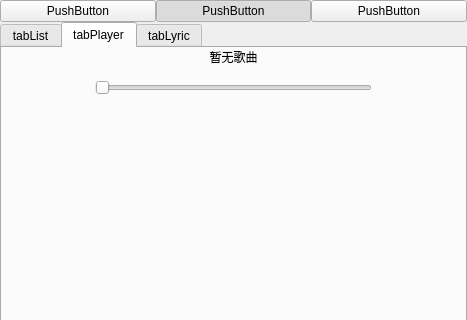
The window that OnePlayer.ui (Maxwell-Lyu/OnePlayer) describes before a commit, drawn with Qt 5; both pictures show x 0 to 467 and y 0 to 320 of the 467 by 650 pixel window.
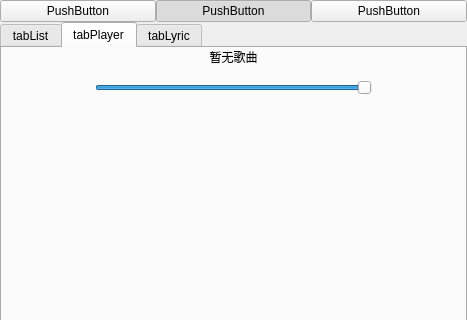
The same window after the commit. Custom widgets are drawn as their Qt base class.

Commit message: alter: tracking endabled for volume

```diff
--- a/OnePlayer.ui
+++ b/OnePlayer.ui
@@ -351,6 +351,9 @@
          <layout class="QHBoxLayout" name="hLayout1">
           <item>
            <widget class="QSlider" name="sliderVolume">
+            <property name="value">
+             <number>99</number>
+            </property>
             <property name="tracking">
              <bool>false</bool>
             </property>
```
Left out of the diff: 2 changed lines with no effect on the pictures.
